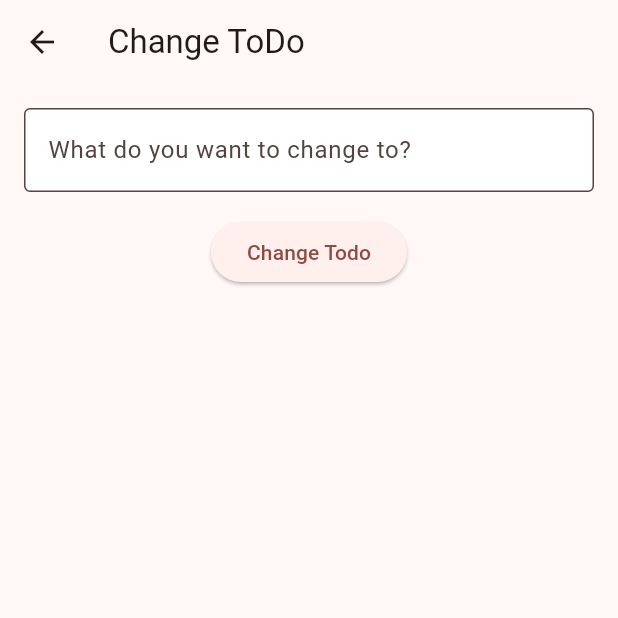
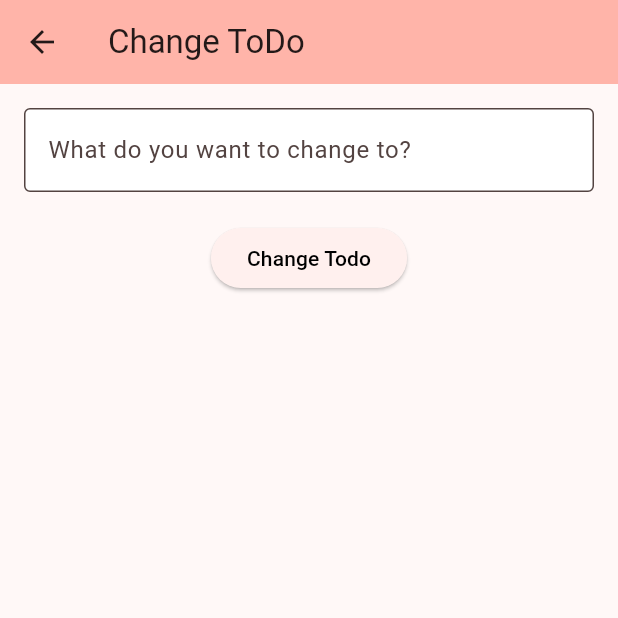
Before and after one commit to gu-tig333-ht24/gusfaldid, a Flutter app: the ChangeTodoPage screen opened directly with empty values, on a phone screen of 412 x 824 dp, the top half of it. Run offline on Flutter 3.47's test engine with Material 3 defaults, Android fonts, the phone set to English and light mode, and no system bars; network calls fail.

Commit message:
ändrar fägren på texten till svart

```diff
--- a/lib/UI/Change_Todo_page.dart
+++ b/lib/UI/Change_Todo_page.dart
@@ -14,6 +14,7 @@ class ChangeTodoPage extends StatelessWidget {
   Widget build(BuildContext context) {
     return Scaffold(
       appBar: AppBar(
+        backgroundColor: Theme.of(context).colorScheme.inversePrimary,
         title: Text('Change ToDo'),
       ),
       body: Padding(
@@ -32,7 +33,7 @@ class ChangeTodoPage extends StatelessWidget {
                 newToDoText = text;
               },
             ),
-            SizedBox(height: 16),
+            SizedBox(height: 20),
             Align(
               alignment: Alignment.center,
               child: ElevatedButton(
@@ -41,7 +42,10 @@ class ChangeTodoPage extends StatelessWidget {
                   context.read<MyState>().changeTodo(todo);
                   Navigator.pop(context);
                 },
-                child: Text('Change Todo'),
+                child: Text(
+                  'Change Todo',
+                  style: TextStyle(color: Colors.black),
+                ),
               ),
             ),
           ],
--- a/lib/UI/add_to_do_page.dart
+++ b/lib/UI/add_to_do_page.dart
@@ -40,7 +40,7 @@ class _AddToDoPageState extends State<AddToDoPage> {
                 context.read<MyState>().addToDo(newToDo);
                 Navigator.pop(context);
               },
-              child: Text('Lägg till'),
+              child: Text('Lägg till', style: TextStyle(color: Colors.black)),
             ),
           ),
         ],
```
